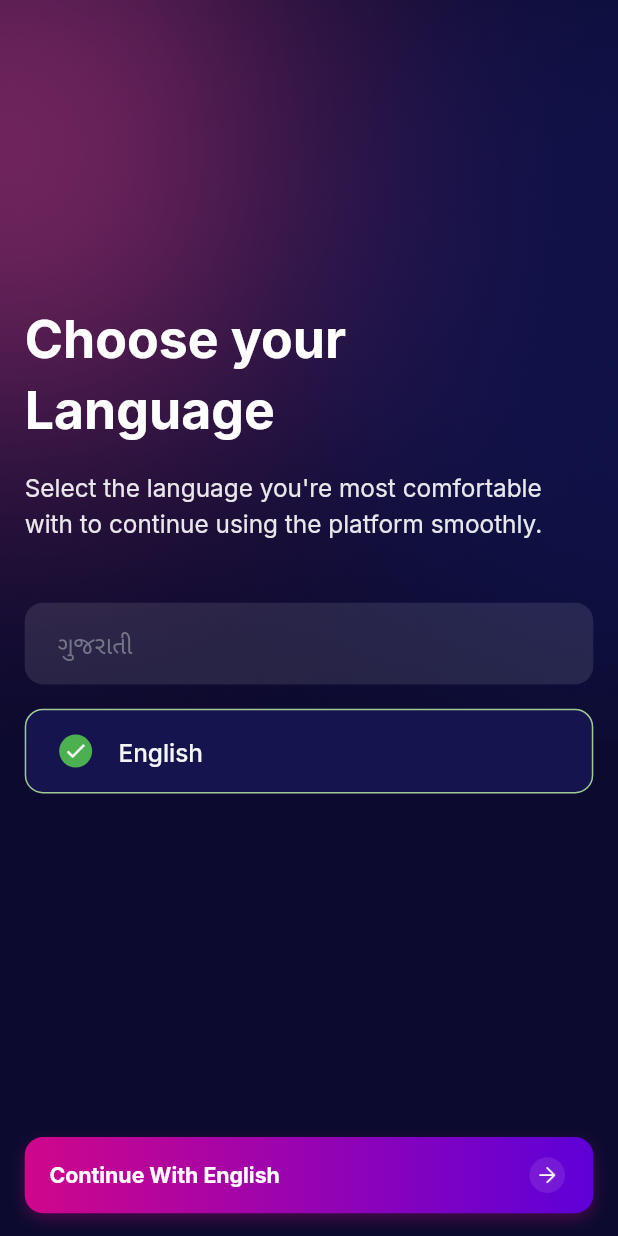
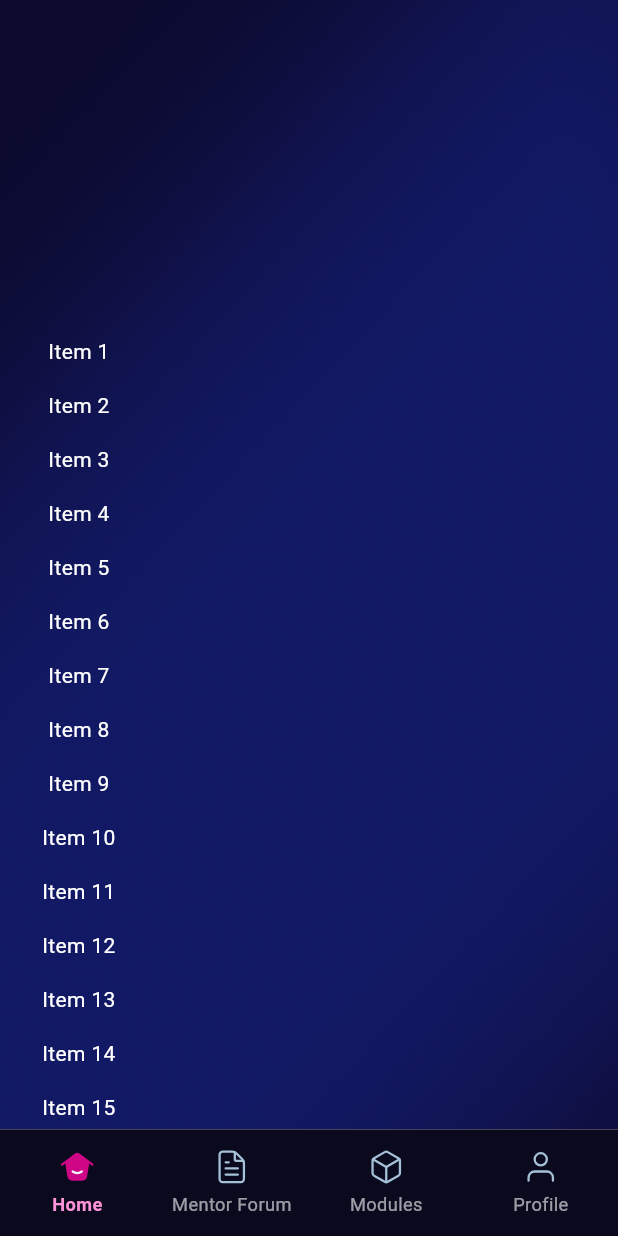
Before and after one commit to Fuzelmomin/zifour_flutter, a Flutter app: the screen it shows after launch, on a phone screen of 412 x 824 dp. Run offline on Flutter 3.47's test engine with Material 3 defaults, Android fonts, the phone set to English and light mode, and no system bars; our stand-ins replace dio, dotted_border, flutter_bloc, flutter_screenutil, flutter_svg, google_fonts and 3 more.

Commit message:
- Dashboard UI

```diff
--- a/lib/core/constants/assets_path.dart
+++ b/lib/core/constants/assets_path.dart
@@ -8,6 +8,14 @@ class AssetsPath {
 
   // SVG Icons
   static const String svgUploadDoc = "assets/icons/ic_upload_doc.svg";
+  static const String svgSelHome = "assets/icons/ic_home.svg";
+  static const String svgUnSelHome = "assets/icons/ic_home.svg";
+  static const String svgSelMentor = "assets/icons/ic_sel_mentor.svg";
+  static const String svgUnSelMentor = "assets/icons/ic_unsel_mentor.svg";
+  static const String svgSelModules = "assets/icons/ic_sel_modules.svg";
+  static const String svgUnSelModules = "assets/icons/ic_unsel_modules.svg";
+  static const String svgSelProfile = "assets/icons/ic_sel_profile.svg";
+  static const String svgUnSelProfile = "assets/icons/ic_unsel_profile.svg";
 
 
   // Images Paths
@@ -22,4 +30,5 @@ class AssetsPath {
   static const String bottomGradientImg = "assets/images/bottom_gradient.png";
   static const String loginBgImg = "assets/images/login_bg_img.png";
   static const String signupBgImg = "assets/images/signup_bg_img.png";
+  static const String dashboardBgImg = "assets/images/dashboard_bg.png";
 }
--- /dev/null
+++ b/lib/features/dashboard/dashboard_screen.dart
@@ -0,0 +1,158 @@
+import 'package:flutter/material.dart';
+import 'package:flutter_screenutil/flutter_screenutil.dart';
+import 'package:flutter_svg/flutter_svg.dart';
+import 'package:rxdart/rxdart.dart';
+import '../../core/constants/app_colors.dart';
+import '../../core/constants/assets_path.dart';
+import 'home_screen.dart';
+import 'mentors_screen.dart';
+import 'modules_screen.dart';
+import 'profile_screen.dart';
+
+class DashboardScreen extends StatefulWidget {
+  const DashboardScreen({super.key});
+
+  @override
+  State<DashboardScreen> createState() => _DashboardScreenState();
+}
+
+class _DashboardScreenState extends State<DashboardScreen> {
+  final BehaviorSubject<int> _currentIndex = BehaviorSubject<int>.seeded(0);
+
+  final List<Widget> _screens = [
+    const HomeScreen(),
+    const MentorsScreen(),
+    const ModulesScreen(),
+    const ProfileScreen(),
+  ];
+
+  @override
+  void dispose() {
+    _currentIndex.close();
+    super.dispose();
+  }
+
+  void _onItemTapped(int index) {
+    _currentIndex.add(index);
+  }
+
+  @override
+  Widget build(BuildContext context) {
+    return Scaffold(
+      body: Container(
+        width: double.infinity,
+        height: double.infinity,
+        color: AppColors.darkBlue,
+        child: Stack(
+          children: [
+            // Positioned.fill(
+            //   child: Image.asset(
+            //     AssetsPath.dashboardBgImg,
+            //     width: double.infinity,
+            //     height: double.infinity,
+            //     fit: BoxFit.cover,
+            //   ),
+            // ),
+            Positioned.fill(
+              child: StreamBuilder<int>(
+                stream: _currentIndex.stream,
+                initialData: 0,
+                builder: (context, snapshot) {
+                  final currentIndex = snapshot.data ?? 0;
+                  return _screens[currentIndex];
+                },
+              ),
+            ),
+          ],
+        ),
+      ),
+      bottomNavigationBar: StreamBuilder<int>(
+        stream: _currentIndex.stream,
+        initialData: 0,
+        builder: (context, snapshot) {
+          final currentIndex = snapshot.data ?? 0;
+          return Container(
+            height: 70.h,
+            width: double.infinity,
+            color: AppColors.darkBlue2,
+            child: Row(
+              mainAxisAlignment: MainAxisAlignment.spaceAround,
+              children: [
+                _buildNavItem(
+                  index: 0,
+                  currentIndex: currentIndex,
+                  icon: AssetsPath.svgSelHome,
+                  unselectedIcon: AssetsPath.svgUnSelHome,
+                  label: 'Home',
+                  onTap: () => _onItemTapped(0),
+                ),
+                _buildNavItem(
+                  index: 1,
+                  currentIndex: currentIndex,
+                  icon: AssetsPath.svgSelMentor,
+                  unselectedIcon: AssetsPath.svgUnSelMentor,
+                  label: 'Mentor Forum',
+                  onTap: () => _onItemTapped(1),
+                ),
+                _buildNavItem(
+                  index: 2,
+                  currentIndex: currentIndex,
+                  icon: AssetsPath.svgSelModules,
+                  unselectedIcon: AssetsPath.svgUnSelModules,
+                  label: 'Modules',
+                  onTap: () => _onItemTapped(2),
+                ),
+                _buildNavItem(
+                  index: 3,
+                  currentIndex: currentIndex,
+                  icon: AssetsPath.svgSelProfile,
+                  unselectedIcon: AssetsPath.svgUnSelProfile,
+                  label: 'Profile',
+                  onTap: () => _onItemTapped(3),
+                ),
+              ],
+            ),
+          );
+        },
+      ),
+    );
+  }
+
+  Widget _buildNavItem({
+    required int index,
+    required int currentIndex,
+    required String icon,
+    required String unselectedIcon,
+    required String label,
+    required VoidCallback onTap,
+  }) {
+    final bool isSelected = currentIndex == index;
+
+    return Expanded(
+      child: InkWell(
+        onTap: onTap,
+        child: Column(
+          mainAxisAlignment: MainAxisAlignment.center,
+          children: [
+            SvgPicture.asset(
+              isSelected ? icon : unselectedIcon,
+              width: 24.w,
+              height: 24.h,
+            ),
+            SizedBox(height: 4.h),
+            Text(
+              label,
+              style: TextStyle(
+                color: isSelected
+                    ? AppColors.pinkColor
+                    : Colors.white.withOpacity(0.6),
+                fontSize: 12.sp,
+                fontWeight: isSelected ? FontWeight.w600 : FontWeight.normal,
+              ),
+            ),
+          ],
+        ),
+      ),
+    );
+  }
+}
--- /dev/null
+++ b/lib/features/dashboard/home_screen.dart
@@ -0,0 +1,56 @@
+import 'package:flutter/material.dart';
+import 'package:flutter_screenutil/flutter_screenutil.dart';
+import '../../core/constants/app_colors.dart';
+import '../../core/constants/assets_path.dart';
+
+class HomeScreen extends StatefulWidget {
+  const HomeScreen({super.key});
+
+  @override
+  State<HomeScreen> createState() => _HomeScreenState();
+}
+
+class _HomeScreenState extends State<HomeScreen> {
+  @override
+  Widget build(BuildContext context) {
+    return Container(
+      width: double.infinity,
+      height: double.infinity,
+      child: SingleChildScrollView(
+        child: Stack(
+          children: [
+            Positioned.fill(
+              child: Image.asset(
+                AssetsPath.dashboardBgImg,
+                width: double.infinity,
+                height: double.infinity,
+                fit: BoxFit.fill,
+              ),
+            ),
+            Column(
+              children: [
+                SizedBox(height: 200),
+                Container(
+                  padding: const EdgeInsets.all(16),
+                  child: Column(
+                    children: List.generate(
+                      100,
+                          (i) => Padding(
+                        padding: const EdgeInsets.all(8.0),
+                        child: Text(
+                          "Item ${i + 1}",
+                          style: const TextStyle(color: Colors.white),
+                        ),
+                      ),
+                    ),
+                  ),
+                ),
+              ],
+            ),
+
+          ],
+        ),
+      ),
+    );
+  }
+}
--- a/lib/main.dart
+++ b/lib/main.dart
@@ -1,6 +1,7 @@
 import 'package:flutter/material.dart';
 import 'package:flutter_screenutil/flutter_screenutil.dart';
 import 'package:flutter_bloc/flutter_bloc.dart';
+import 'package:zifour_sourcecode/features/dashboard/dashboard_screen.dart';
 import 'features/splash/splash_screen.dart';
 import 'core/bloc/language_bloc.dart';
 import 'core/bloc/welcome_bloc.dart';
@@ -47,7 +48,7 @@ class MyApp extends StatelessWidget {
                       ColorScheme.fromSeed(seedColor: Colors.deepPurple),
                   useMaterial3: true,
                 ),
-                home: const SplashScreen(), // Start with splash screen
+                home: const DashboardScreen(), // Start with splash screen
               );
             },
           );
```
Also changed, not shown: lib/features/auth/login_screen.dart (+6 -2 lines), lib/features/dashboard/mentors_screen.dart (added, +39 -0 lines), lib/features/dashboard/modules_screen.dart (added, +39 -0 lines), lib/features/dashboard/profile_screen.dart (added, +39 -0 lines), assets/icons/ic_home.svg (added), assets/icons/ic_sel_mentor.svg (added), assets/icons/ic_sel_modules.svg (added), assets/icons/ic_sel_profile.svg (added), assets/icons/ic_unsel_mentor.svg (added), assets/icons/ic_unsel_modules.svg (added), assets/icons/ic_unsel_profile.svg (added), assets/images/dashboard_bg.png (added), pubspec.lock.
